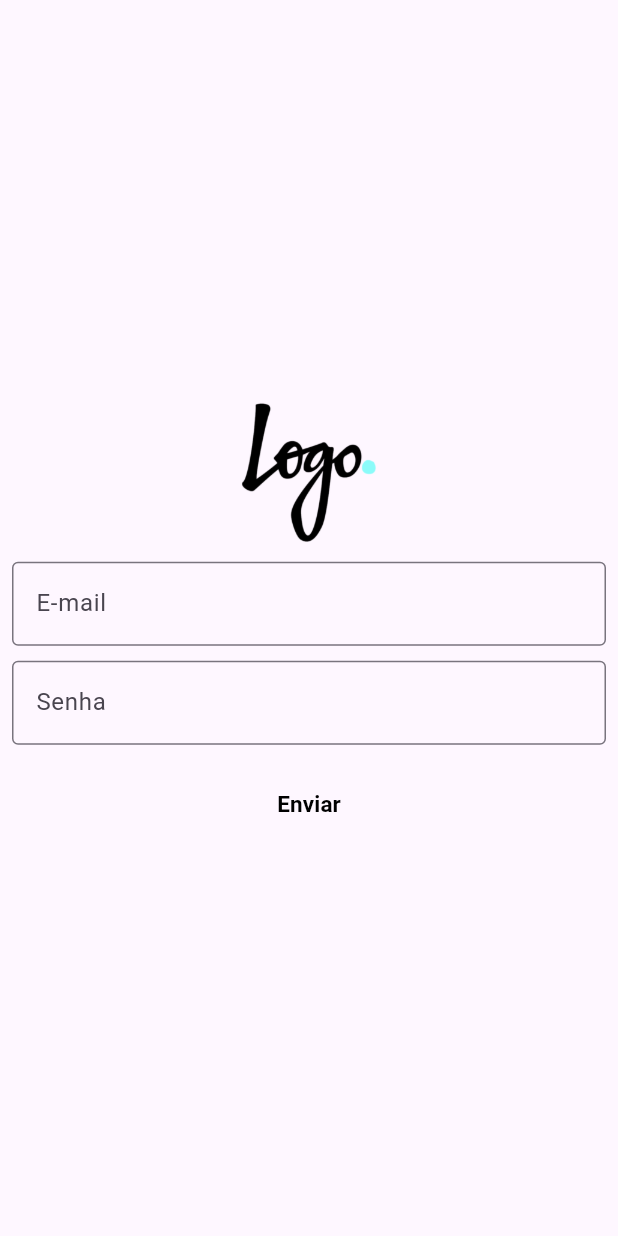
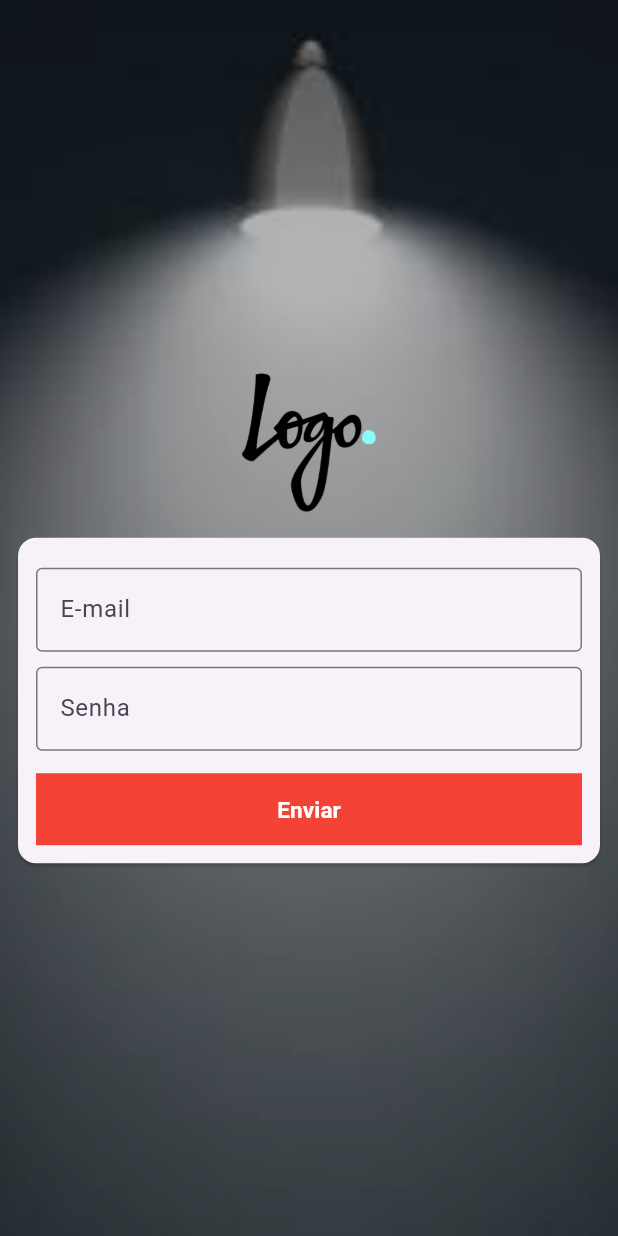
Before and after one commit to SaraTuma/Flutter-Apps-Practices, a Flutter app: the screen it shows after launch, on a phone screen of 412 x 824 dp. Run offline on Flutter 3.47's test engine with Material 3 defaults, Android fonts, the phone set to English and light mode, and no system bars; missing offline and left inert: dart:ffi.

Commit message:
Improve login page and drawer widget created

```diff
--- a/lib/login.dart
+++ b/lib/login.dart
@@ -1,5 +1,6 @@
+import 'dart:ffi';
+
 import 'package:flutter/material.dart';
-import 'package:roll_rice_app/home_page.dart';
 
 class LoginPage extends StatefulWidget {
   const LoginPage({super.key});
@@ -16,7 +17,20 @@ class _LoginPageState extends State<LoginPage> {
   Widget build(BuildContext context) {
     return Scaffold(
       body: SingleChildScrollView(
-        child: SizedBox(
+        child: Stack(children: [
+          SizedBox(
+            height: MediaQuery.of(context).size.height,
+            width: MediaQuery.of(context).size.width,
+            child: Image.asset(
+              'assets/images/download.jpeg',
+              fit: BoxFit.cover,
+            ),
+          ),
+          Container(
+            height: MediaQuery.of(context).size.height,
+            color: Colors.black.withOpacity(0.3),
+          ),
+          SizedBox(
             width: MediaQuery.of(context).size.width,
             height: MediaQuery.of(context).size.height,
             child: Padding(
@@ -32,13 +46,20 @@ class _LoginPageState extends State<LoginPage> {
                   Container(
                     height: 10,
                   ),
+                  Card(
+                      child: Padding(
+                    padding: const EdgeInsets.only(
+                        left: 12, right: 12, top: 20, bottom: 12),
+                    child: Column(
+                      children: [
                         TextField(
                           onChanged: (value) {
                             email = value;
                           },
                           keyboardType: TextInputType.emailAddress,
                           decoration: const InputDecoration(
-                      border: OutlineInputBorder(), labelText: 'E-mail'),
+                              border: OutlineInputBorder(),
+                              labelText: 'E-mail'),
                         ),
                         const SizedBox(
                           height: 10,
@@ -54,12 +75,16 @@ class _LoginPageState extends State<LoginPage> {
                         const SizedBox(
                           height: 15,
                         ),
-                TextButton(
-
+                        Container(
+                          color: Colors.red,
+                          width: double.infinity,
+                          child: TextButton(
                               onPressed: () {
-                      if (email == 'teste@gmail.com' && senha == '123') {
+                                if (email == 'teste@gmail.com' &&
+                                    senha == '123') {
                                   print("Login Correcto!!");
-                        Navigator.of(context).pushReplacementNamed('/home');
+                                  Navigator.of(context)
+                                      .pushReplacementNamed('/home');
                                 } else {
                                   print("Login Incorrecto!");
                                 }
@@ -69,12 +94,17 @@ class _LoginPageState extends State<LoginPage> {
                                 style: TextStyle(
                                     fontSize: 15,
                                     fontWeight: FontWeight.bold,
-                          color: Colors.black),
+                                    color: Colors.white),
+                              )),
+                        ),
+                      ],
+                    ),
                   )),
                 ],
               ),
             ),
           ),
+        ]),
       ),
     );
   }
--- a/pubspec.yaml
+++ b/pubspec.yaml
@@ -61,6 +61,7 @@ flutter:
   # To add assets to your application, add an assets section, like this:
   assets:
     - assets/images/logo.png
+    - assets/images/download.jpeg
   #   - images/a_dot_ham.jpeg
 
   # An image asset can refer to one or more resolution-specific "variants", see
```
Also changed, not shown: lib/home_page.dart (+26 -2 lines), assets/images/background.jpeg (added), assets/images/download.jpeg (added), prints_screens/drawer.png (added), prints_screens/login-done.png (added), prints_screens/login.png (renamed from prints_screens/login-simples.png). Lines whose indentation alone changed are shown as unchanged.
